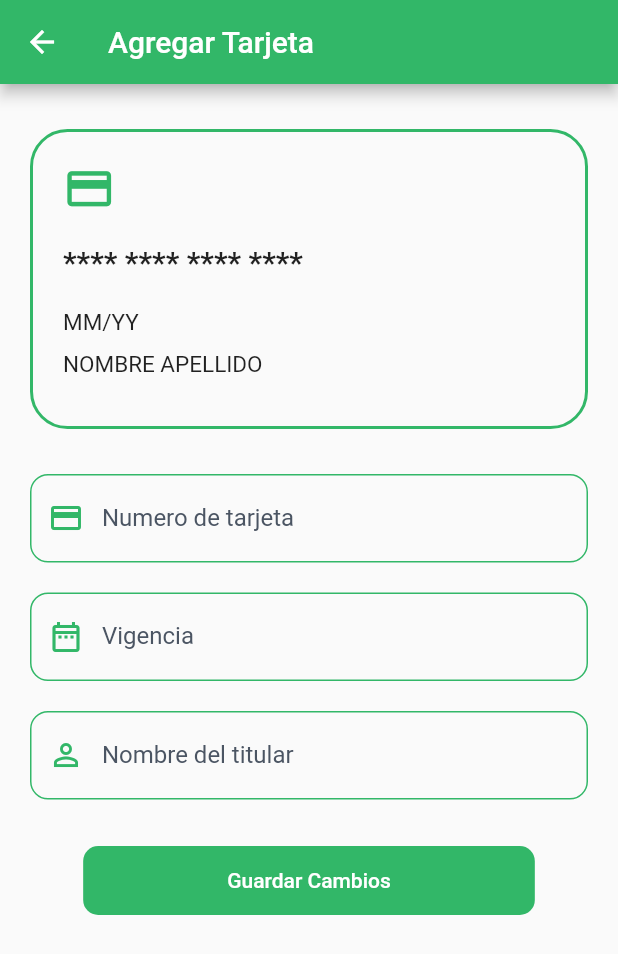
After one commit to christiandionisio/pedidos-app, a Flutter app: the CreditCardScreen screen opened by its route, on a phone screen of 412 x 824 dp. The commit adds this screen. Shown: the top 954 px of the screen. Run offline on Flutter 3.47's test engine with Material 2 defaults, Android fonts, the phone set to English and light mode, and no system bars; our stand-ins replace introduction_screen.

Commit message:
Se agrego formulario Agregar tarjeta credito

```diff
--- a/lib/main.dart
+++ b/lib/main.dart
@@ -6,9 +6,11 @@ import 'package:pedidos_app/pages/dish_page.dart';
 import 'package:pedidos_app/pages/principal_page.dart';
 import 'package:pedidos_app/pages/registration_page.dart';
 import 'package:pedidos_app/pages/onboarding_page.dart';
+import 'package:pedidos_app/providers/creditcard_form.dart';
 import 'package:pedidos_app/providers/direccion_form_provider.dart';
 import 'package:pedidos_app/providers/perfil_form_provider.dart';
 import 'package:pedidos_app/utils/properties_util.dart';
+import 'package:pedidos_app/widgets/profile_page/add_credit_card_screen.dart';
 import 'package:provider/provider.dart';
 
 void main() => runApp(MyApp());
@@ -23,6 +25,7 @@ class MyApp extends StatelessWidget {
       providers: [
         ChangeNotifierProvider(create: (_) => new PerfilFormProvider()),
         ChangeNotifierProvider(create: (_) => new DireccionFormProvider()),
+        ChangeNotifierProvider(create: (_) => new CreditCardFormProvider()),
       ],
       child: MaterialApp(
         debugShowCheckedModeBanner: false,
@@ -35,6 +38,7 @@ class MyApp extends StatelessWidget {
           'dish_screen': (_) => DishPage(),
           'account_settings_screen': (_) => AccountSettingsPage(),
           'direccion_settings_screen': (_) => DireccionSettingsPage(),
+          'add_credit_card_screen': (_) => CreditCardScreen(),
         },
 
         // Colores y propiedades generales
--- a/lib/pages/direccion_settings_page.dart
+++ b/lib/pages/direccion_settings_page.dart
@@ -1,6 +1,5 @@
 import 'package:flutter/material.dart';
 
-import 'package:flutter/material.dart';
 import 'package:pedidos_app/providers/direccion_form_provider.dart';
 import 'package:pedidos_app/ui/input_decorations.dart';
 import 'package:pedidos_app/utils/properties_util.dart';
--- a/lib/pages/dish_page.dart
+++ b/lib/pages/dish_page.dart
@@ -189,7 +189,7 @@ class _AditionalDescriptionContainer extends StatelessWidget {
 
   Container _getTimeBox() {
     return Container(
-      width: 70,
+      width: 80,
       padding: const EdgeInsets.symmetric(vertical: 4),
       decoration: BoxDecoration(
         borderRadius: BorderRadius.circular(15),
--- a/lib/pages/profile_page.dart
+++ b/lib/pages/profile_page.dart
@@ -76,7 +76,9 @@ class _LabelListCustomCard extends StatelessWidget {
               height: 30,
               child: Icon(Icons.add),
             ),
-            onTap: () {},
+            onTap: () {
+              Navigator.pushNamed(context, 'add_credit_card_screen');
+            },
             customBorder: RoundedRectangleBorder(
               borderRadius: BorderRadius.circular(20),
             ),
--- /dev/null
+++ b/lib/providers/creditcard_form.dart
@@ -0,0 +1,44 @@
+
+
+import 'package:flutter/material.dart';
+
+class CreditCardFormProvider extends ChangeNotifier {
+  GlobalKey<FormState> formKey = new GlobalKey<FormState>();
+
+  String _numeroTarjeta = '';
+  String _vigencia = '';
+  String _nombreTitular = '';
+
+  String get numeroTarjeta => _numeroTarjeta;
+  String get vigencia => _vigencia;
+  String get nombreTitular => _nombreTitular;
+
+  set numeroTarjeta (String value) {
+    _numeroTarjeta = value;
+    notifyListeners();
+  }
+
+  set vigencia (String value) {
+    _vigencia = value;
+    notifyListeners();
+  }
+
+  set nombreTitular (String value) {
+    _nombreTitular = value;
+    notifyListeners();
+  }
+
+  bool _isLoading = false;
+
+  bool get isLoading => _isLoading;
+  set isLoading(bool value) {
+    this._isLoading = value;
+    notifyListeners();
+  }
+
+  bool isValidForm() {
+    print(formKey.currentState?.validate());
+
+    return formKey.currentState?.validate() ?? false;
+  }
+}
--- a/lib/widgets/home_page/custom_listtile_restaurant.dart
+++ b/lib/widgets/home_page/custom_listtile_restaurant.dart
@@ -39,7 +39,7 @@ class CustomListTileRestaurants extends StatelessWidget {
                 size: 19,
               ),
               SizedBox(
-                width: 150,
+                width: 130,
                 child: const Text(
                   'kazi Deiry, Taiger Pass Chittagong',
                   overflow: TextOverflow.ellipsis,
--- /dev/null
+++ b/lib/widgets/profile_page/add_credit_card_screen.dart
@@ -0,0 +1,184 @@
+import 'package:flutter/material.dart';
+import 'package:pedidos_app/providers/creditcard_form.dart';
+import 'package:pedidos_app/ui/input_decorations.dart';
+import 'package:pedidos_app/utils/properties_util.dart';
+import 'package:provider/provider.dart';
+
+
+class CreditCardScreen extends StatelessWidget {
+
+  @override
+  Widget build(BuildContext context) {
+    return Scaffold(
+
+      appBar: AppBar(
+        title: Text('Agregar Tarjeta'),
+      ),
+      body: SingleChildScrollView(
+        padding: EdgeInsets.symmetric(horizontal: 20, vertical: 30),
+        physics: BouncingScrollPhysics(),
+        child: Column(
+          children:[
+            _CreditCardPreview(),
+            SizedBox(height: 30),
+            _AgregarCreditCardForm(),
+          ],
+        ),
+      ),
+   );
+  }
+}
+
+class _CreditCardPreview extends StatelessWidget {
+  const _CreditCardPreview({ Key? key }) : super(key: key);
+
+  @override
+  Widget build(BuildContext context) {
+    final creditCardForm = Provider.of<CreditCardFormProvider>(context);
+    return Container(
+      padding: EdgeInsets.all(20),
+      width: double.infinity,
+      height: 200,
+      decoration: BoxDecoration(
+        border:   Border.all(
+          color: PropertiesUtil.primaryColor,
+          width: 2,
+        ),
+        borderRadius: BorderRadius.circular(25.0),
+      ),
+      child: Column(
+        crossAxisAlignment: CrossAxisAlignment.start,
+        children: [
+          Icon(Icons.credit_card, size: 35, color: PropertiesUtil.primaryColor),
+          SizedBox(height: 20),
+          Text( (creditCardForm.numeroTarjeta != '')
+            ? creditCardForm.numeroTarjeta
+            : '**** **** **** ****',
+            style: TextStyle(fontSize: 20, fontWeight: FontWeight.bold),
+          ),
+          SizedBox(height: 20),
+          Text( (creditCardForm.vigencia != '')
+            ? creditCardForm.vigencia
+            : 'MM/YY',
+            style: TextStyle(fontSize: 15),
+          ),
+          SizedBox(height: 10),
+          Text( (creditCardForm.nombreTitular != '')
+            ? creditCardForm.nombreTitular
+            : 'NOMBRE APELLIDO',
+            style: TextStyle(fontSize: 15),
+          ),
+        ],
+      ),
+    );
+  }
+}
+
+class _AgregarCreditCardForm extends StatelessWidget {
+  @override
+  Widget build(BuildContext context) {
+    final creditCardForm = Provider.of<CreditCardFormProvider>(context);
+    return Container(
+      child: Form(
+        // TODO mantener la referencia al KEY
+        key: creditCardForm.formKey,
+        autovalidateMode: AutovalidateMode.onUserInteraction,
+
+        child: Column(
+          children: [
+
+            TextFormField(
+              autocorrect: false,
+              keyboardType: TextInputType.text,
+              decoration: InputDecorations.authInputDecoration(
+                hintText: 'Numero de tarjeta',
+                labelText: 'Numero de tarjeta',
+                prefixIcon: Icons.credit_card,
+              ),
+              onChanged: (value) => creditCardForm.numeroTarjeta = value,
+              validator: (value) {
+                return (value != null && value.length >= 1)
+                  ? null
+                  : 'Debe completar este campo';
+              },
+            ),
+            SizedBox(height: 20),
+
+            TextFormField(
+              autocorrect: false,
+              keyboardType: TextInputType.text,
+              decoration: InputDecorations.authInputDecoration(
+                hintText: 'Vigencia',
+                labelText: 'Vigencia',
+                prefixIcon: Icons.date_range_outlined,
+              ),
+              onChanged: (value) => creditCardForm.vigencia = value,
+              validator: (value) {
+                return (value != null && value.length >= 1)
+                  ? null
+                  : 'Debe completar este campo';
+              },
+            ),
+            SizedBox(height: 20),
+
+            TextFormField(
+              autocorrect: false,
+              keyboardType: TextInputType.text,
+              decoration: InputDecorations.authInputDecoration(
+                hintText: 'Nombre del titular',
+                labelText: 'Nombre del titular',
+                prefixIcon: Icons.person_outline_outlined,
+              ),
+              onChanged: (value) => creditCardForm.nombreTitular = value,
+              validator: (value) {
+                return (value != null && value.length >= 1)
+                  ? null
+                  : 'Debe completar este campo';
+              },
+            ),
+            SizedBox(height: 30),
+
+
+            MaterialButton(
+              shape: RoundedRectangleBorder(
+                borderRadius: BorderRadius.circular(10),
+              ),
+              disabledColor: Colors.grey,
+              elevation: 0,
+              color: PropertiesUtil.primaryColor,
+              child: Container(
+                padding: EdgeInsets.symmetric(horizontal: 80, vertical: 15),
+                child: Text(
+                  creditCardForm.isLoading ? 'Espere' : 'Guardar Cambios',
+                  style: TextStyle(color: Colors.white),
+                ),
+              ),
+              onPressed: creditCardForm.isLoading
+                  ? null
+                  : () {
+                      Navigator.pop(context);
+                    },
+            ),
+          ],
+        ),
+      ),
+    );
+  }
+
+  TextFormField _getCustomTextField(String field, String hintText, String title,
+      String errorMesssage, IconData? icon) {
+    return TextFormField(
+      autocorrect: false,
+      keyboardType: TextInputType.text,
+      decoration: InputDecorations.authInputDecoration(
+        hintText: hintText,
+        labelText: title,
+        prefixIcon: (icon != null) ? icon : null,
+      ),
+      onChanged: (value) => field = value,
+      validator: (value) {
+        return (value != null && value.length >= 1) ? null : errorMesssage;
+      },
+    );
+  }
+}
```
